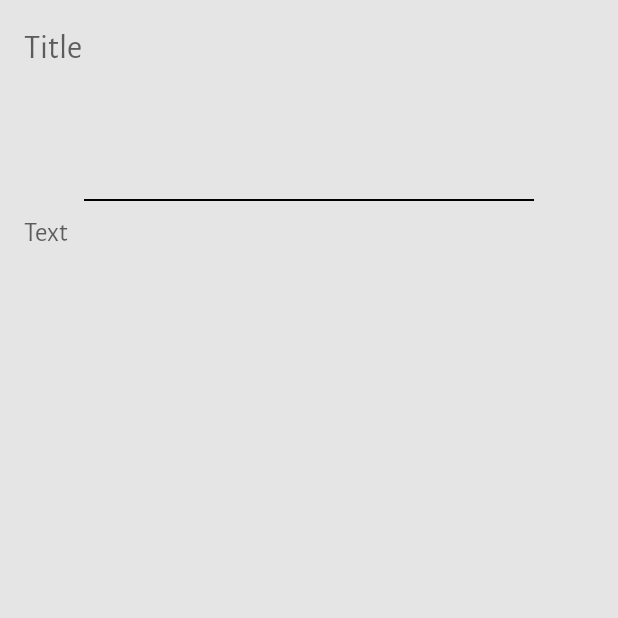
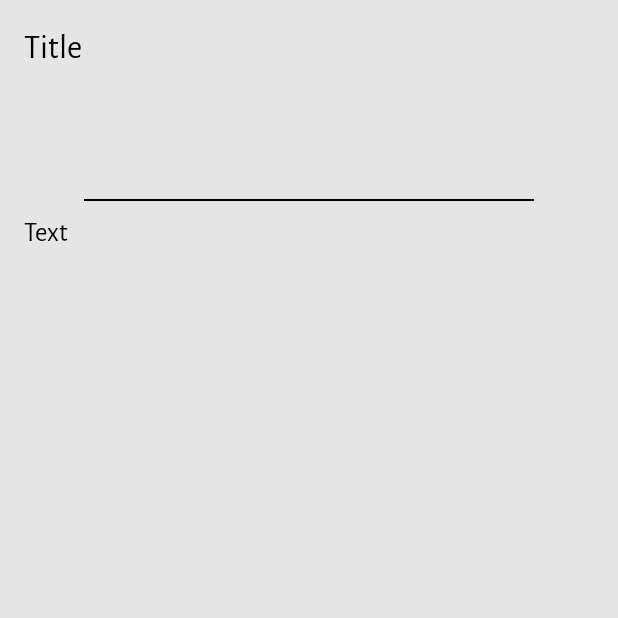
Before and after one commit to divyamgupta123/Notes-Making-App, an Android app: the CreateNote screen opened directly, with no data from a screen before it, on a phone screen of 412 x 824 dp, the top half of it. Run offline under Robolectric (Android 15) with nearby library versions, the phone set to English and light mode, and no system bars.

Commit message:
Initial Commit

```diff
--- a/app/src/main/res/layout/activity_create_note.xml
+++ b/app/src/main/res/layout/activity_create_note.xml
@@ -19,7 +19,8 @@
         android:hint="Title"
         android:textColor="@color/black"
         android:textSize="22sp"
-        app:layout_constraintVertical_weight="2" />
+        app:layout_constraintVertical_weight="2"
+        android:textColorHint="@color/black"/>
 
     <TextView
         android:layout_width="300dp"
@@ -37,7 +38,8 @@
         android:gravity="start"
         android:hint="Text"
         android:textColor="@color/black"
-        android:textSize="18sp" />
+        android:textSize="18sp"
+        android:textColorHint="@color/black"/>
 
     <Button
         android:id="@+id/submitButton"
--- a/app/src/main/res/values-night/themes.xml
+++ b/app/src/main/res/values-night/themes.xml
@@ -1,16 +1,17 @@
 <resources xmlns:tools="http://schemas.android.com/tools">
     <!-- Base application theme. -->
-    <style name="Theme.MakeNotes" parent="Theme.MaterialComponents.DayNight.DarkActionBar">
+    <style name="Theme.MakeNotes" parent="Theme.MaterialComponents.DayNight.NoActionBar">
         <!-- Primary brand color. -->
-        <item name="colorPrimary">@color/purple_200</item>
+        <item name="colorPrimary">@color/purple_500</item>
         <item name="colorPrimaryVariant">@color/purple_700</item>
-        <item name="colorOnPrimary">@color/black</item>
+        <item name="colorOnPrimary">@color/white</item>
         <!-- Secondary brand color. -->
         <item name="colorSecondary">@color/teal_200</item>
-        <item name="colorSecondaryVariant">@color/teal_200</item>
+        <item name="colorSecondaryVariant">@color/teal_700</item>
         <item name="colorOnSecondary">@color/black</item>
         <!-- Status bar color. -->
-        <item name="android:statusBarColor" tools:targetApi="l">?attr/colorPrimaryVariant</item>
+        <item name="android:statusBarColor" tools:targetApi="l">#e5e5e5</item>
         <!-- Customize your theme here. -->
+        <item name="fontFamily">@font/alegreyasansregular</item>
     </style>
 </resources>
```
